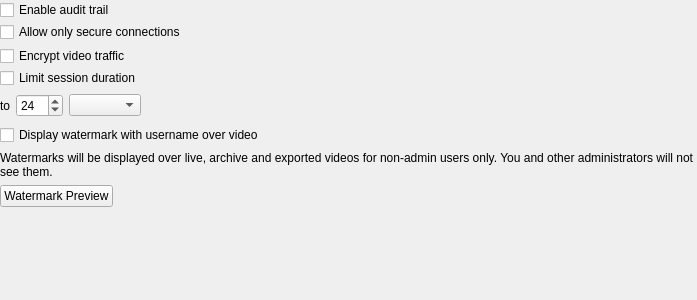
This is vms/client/nx_vms_client_desktop/src/nx/vms/client/desktop/system_administration/widgets/security_settings_widget.ui in networkoptix/nx_open as Qt 5 draws it before an edit. The edited form follows.
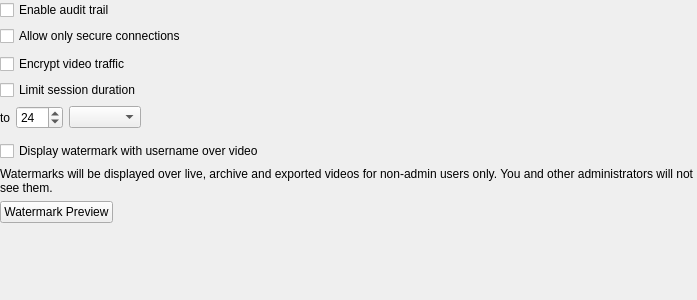
This is the edited form. Custom widgets are drawn as their Qt base class.

Commit message:
VMS-13604: Another iteration on spacing between System Administration dialog checkboxes
<==== Mercurial data ====>
Branch: vms_4.0_gui

```diff
--- a/vms/client/nx_vms_client_desktop/src/nx/vms/client/desktop/system_administration/widgets/security_settings_widget.ui
+++ b/vms/client/nx_vms_client_desktop/src/nx/vms/client/desktop/system_administration/widgets/security_settings_widget.ui
@@ -21,7 +21,7 @@
   </property>
   <layout class="QVBoxLayout" name="verticalLayout_2">
    <property name="spacing">
-    <number>2</number>
+    <number>6</number>
    </property>
    <property name="leftMargin">
     <number>0</number>
@@ -261,22 +261,6 @@
      </property>
     </widget>
    </item>
-   <item>
-    <spacer name="verticalSpacer_4">
-     <property name="orientation">
-      <enum>Qt::Vertical</enum>
-     </property>
-     <property name="sizeType">
-      <enum>QSizePolicy::Fixed</enum>
-     </property>
-     <property name="sizeHint" stdset="0">
-      <size>
-       <width>20</width>
-       <height>4</height>
-      </size>
-     </property>
-    </spacer>
-   </item>
    <item>
     <widget class="QLabel" name="watermarkExplanationLabel">
      <property name="text">
@@ -287,22 +271,6 @@
      </property>
     </widget>
    </item>
-   <item>
-    <spacer name="verticalSpacer_2">
-     <property name="orientation">
-      <enum>Qt::Vertical</enum>
-     </property>
-     <property name="sizeType">
-      <enum>QSizePolicy::Fixed</enum>
-     </property>
-     <property name="sizeHint" stdset="0">
-      <size>
-       <width>20</width>
-       <height>4</height>
-      </size>
-     </property>
-    </spacer>
-   </item>
    <item>
     <widget class="QPushButton" name="watermarkSettingsButton">
      <property name="sizePolicy">
```
The commit also changes 2 other files.
